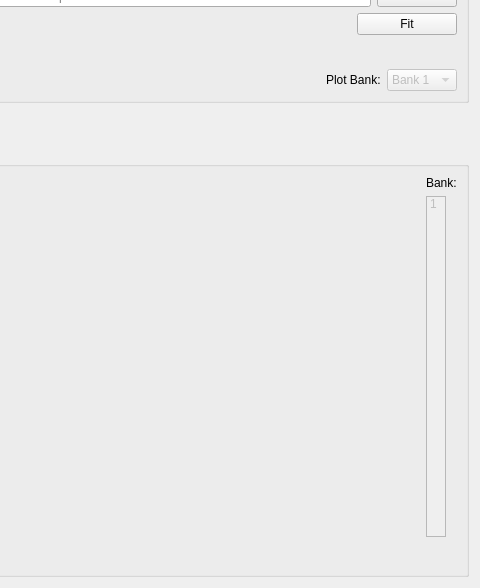
Qt form MantidQt/CustomInterfaces/inc/MantidQtCustomInterfaces/EnggDiffraction/EnggDiffractionQtTabFitting.ui (mantidproject/mantid) before a commit; both pictures show x 175 to 655 and y 83 to 671 of the 655 by 671 pixel window.
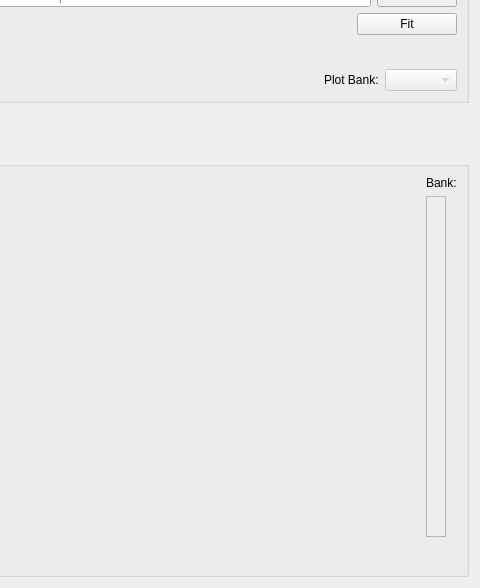
The same form after that commit. Custom widgets are drawn as their Qt base class.

Commit message:
removal of all qt banks listed in widgets
refs #15767

The edit to the form file:
```diff
--- a/MantidQt/CustomInterfaces/inc/MantidQtCustomInterfaces/EnggDiffraction/EnggDiffractionQtTabFitting.ui
+++ b/MantidQt/CustomInterfaces/inc/MantidQtCustomInterfaces/EnggDiffraction/EnggDiffractionQtTabFitting.ui
@@ -201,11 +201,6 @@
             <height>16777215</height>
            </size>
           </property>
-          <item>
-           <property name="text">
-            <string>Bank 1</string>
-           </property>
-          </item>
          </widget>
         </item>
        </layout>
@@ -301,17 +296,6 @@
             <height>16777215</height>
            </size>
           </property>
-          <item>
-           <property name="text">
-            <string>1</string>
-           </property>
-           <property name="font">
-            <font>
-             <weight>50</weight>
-             <bold>false</bold>
-            </font>
-           </property>
-          </item>
          </widget>
         </item>
        </layout>
```
The commit also changes 1 other file.
